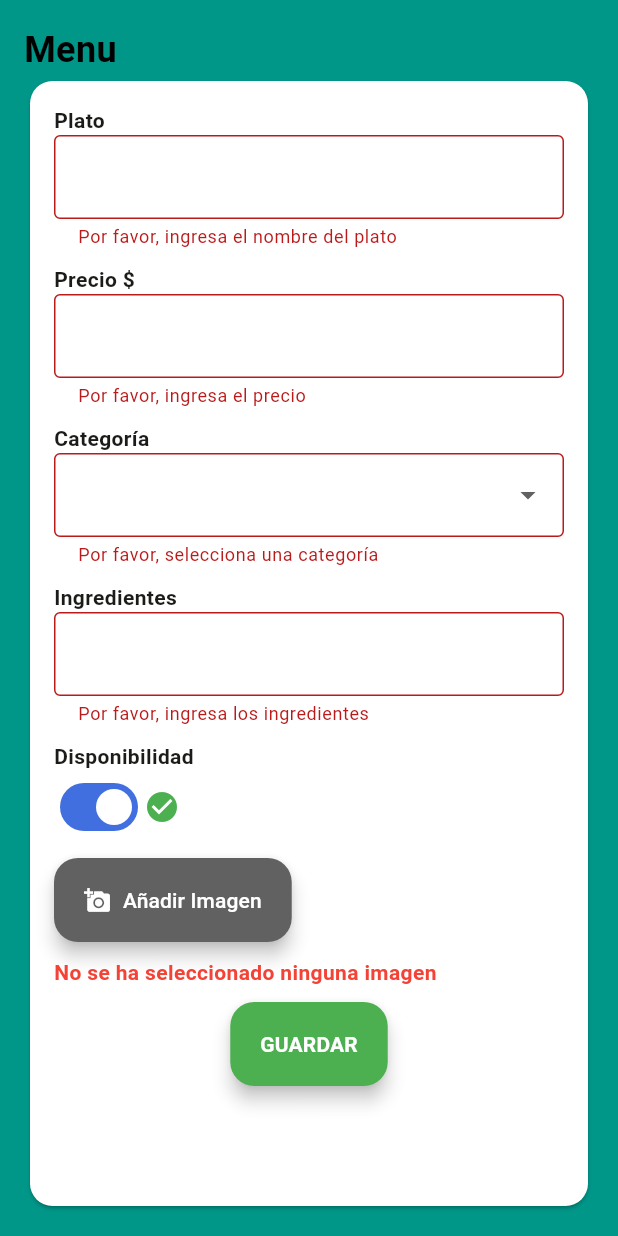
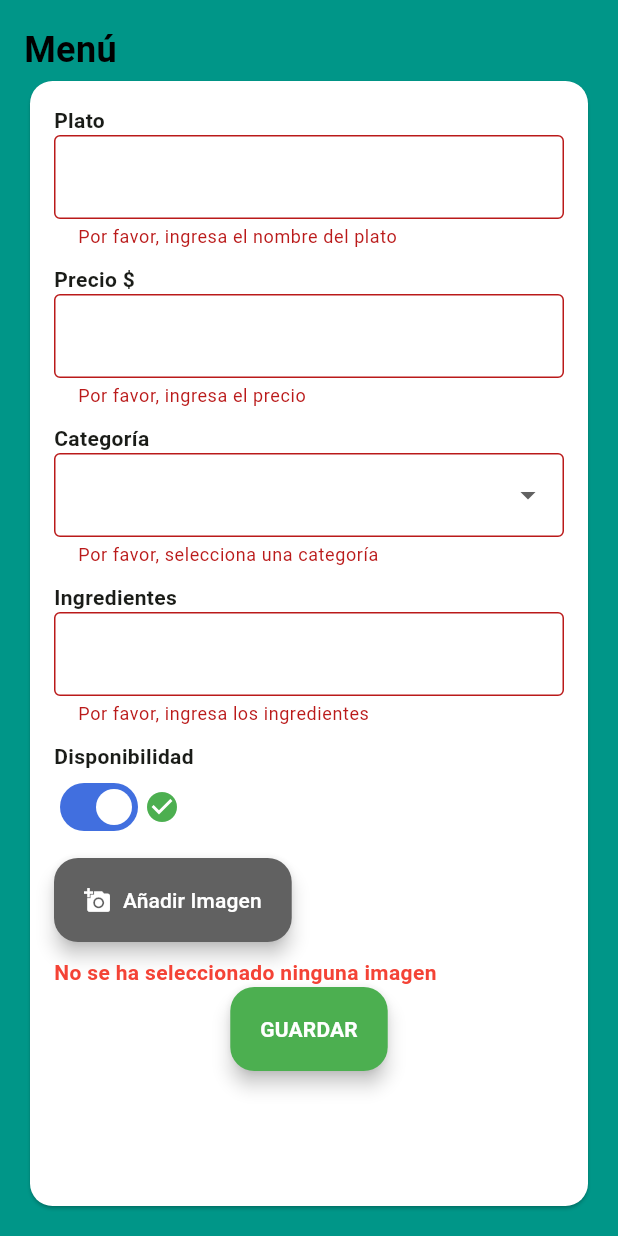
Before and after one commit to Sygyd/LeBrunchApp, a Flutter app: the AddDishScreen screen opened directly, after a tap on "GUARDAR", on a phone screen of 412 x 824 dp. Run offline on Flutter 3.47's test engine with Material 3 defaults, Android fonts, the light colour scheme and no system bars; our stand-ins replace cached_network_image, image_picker; network calls fail.

Commit message:
0.0.4
Editar y Eliminar platos agregado

```diff
--- a/lib/UI_Screens/Admin_Screens/AddDishScreen.dart
+++ b/lib/UI_Screens/Admin_Screens/AddDishScreen.dart
@@ -1,7 +1,8 @@
 import 'package:flutter/material.dart';
 import 'package:image_picker/image_picker.dart';
 import 'dart:io';
-import '/Api_services/menu/add_dish_service.dart';
+import 'package:cached_network_image/cached_network_image.dart';
+import '/Api_services/menu/add_dish_service.dart'; // Importa el servicio correcto
 
 class AddDishScreen extends StatefulWidget {
   final Map<String, dynamic>? dish; // Plato opcional para edición
@@ -33,6 +34,7 @@ class _AddDishScreenState extends State<AddDishScreen> {
   void initState() {
     super.initState();
     if (widget.dish != null) {
+      // Si se está editando un plato, cargar sus datos
       _nameController.text = widget.dish!['nombre'];
       _priceController.text = widget.dish!['precio'].toString();
       _ingredientsController.text = widget.dish!['ingredientes'];
@@ -65,16 +67,13 @@ class _AddDishScreenState extends State<AddDishScreen> {
   Future<void> _submitDish() async {
     if (!_formKey.currentState!.validate()) return;
 
-    if (_selectedImage == null) {
-      ScaffoldMessenger.of(context).showSnackBar(
-        const SnackBar(content: Text('Por favor, selecciona una imagen')),
-      );
-      return;
-    }
-
-    final menuService = MenuService();
+    final addDishService = AddDishService();
     try {
-      final isSuccess = await menuService.submitDish(
+      bool isSuccess;
+      if (widget.dish != null) {
+        // Si se está editando un plato, usar updateDish
+        isSuccess = await addDishService.updateDish(
+          id: widget.dish!['idplato'].toString(),
           nombre: _nameController.text,
           categoria: _selectedCategory ?? '',
           precio: _priceController.text,
@@ -82,31 +81,36 @@ class _AddDishScreenState extends State<AddDishScreen> {
           ingredientes: _ingredientsController.text,
           imagenFile: _selectedImage,
         );
+      } else {
+        // Si se está agregando un plato, usar submitDish
+        isSuccess = await addDishService.submitDish(
+          nombre: _nameController.text,
+          categoria: _selectedCategory ?? '',
+          precio: _priceController.text,
+          disponibilidad: _isAvailable.toString(),
+          ingredientes: _ingredientsController.text,
+          imagenFile: _selectedImage,
+        );
+      }
 
       if (isSuccess) {
         ScaffoldMessenger.of(context).showSnackBar(
-          const SnackBar(content: Text('Plato agregado exitosamente')),
+          SnackBar(
+            content: Text(
+              widget.dish != null
+                  ? 'Plato editado exitosamente'
+                  : 'Plato agregado exitosamente',
+            ),
+          ),
         );
-        Navigator.pop(context, true);
+        Navigator.pop(context, true); // Regresar a la pantalla anterior
       }
     } catch (e) {
       ScaffoldMessenger.of(
         context,
-      ).showSnackBar(SnackBar(content: Text('Error al agregar plato: $e')));
+      ).showSnackBar(SnackBar(content: Text('Error: $e')));
     }
   }
-
-  /*void _clearForm() {
-    _formKey.currentState!.reset();
-    _nameController.clear();
-    _priceController.clear();
-    _ingredientsController.clear();
-    setState(() {
-      _selectedImage = null;
-      _isAvailable = true;
-      _selectedCategory = null;
-    });
-  }*/
 
   @override
   Widget build(BuildContext context) {
@@ -118,7 +122,7 @@ class _AddDishScreenState extends State<AddDishScreen> {
           crossAxisAlignment: CrossAxisAlignment.start,
           children: [
             const Text(
-              'Menu',
+              'Menú',
               style: TextStyle(
                 fontSize: 24,
                 fontWeight: FontWeight.bold,
@@ -247,14 +251,58 @@ class _AddDishScreenState extends State<AddDishScreen> {
                           ElevatedButton.icon(
                             onPressed: _pickImage,
                             icon: const Icon(Icons.add_a_photo),
-                            label: const Text('Añadir Imagen'),
+                            label: Text(
+                              widget.dish != null
+                                  ? 'Cambiar Imagen'
+                                  : 'Añadir Imagen',
+                            ),
                             style: ElevatedButton.styleFrom(
                               backgroundColor: Colors.grey[700],
                             ),
                           ),
                           const SizedBox(height: 10),
 
+                          // Mostrar la imagen actual si se está editando
+                          if (widget.dish != null &&
+                              widget.dish!['imagen_url'] != null)
+                            Column(
+                              children: [
+                                const Text(
+                                  'Imagen actual:',
+                                  style: TextStyle(
+                                    fontWeight: FontWeight.bold,
+                                    fontSize: 16,
+                                  ),
+                                ),
+                                const SizedBox(height: 10),
+                                CachedNetworkImage(
+                                  imageUrl: widget.dish!['imagen_url'],
+                                  width: 100,
+                                  height: 100,
+                                  fit: BoxFit.cover,
+                                  placeholder:
+                                      (context, url) =>
+                                          const CircularProgressIndicator(),
+                                  errorWidget:
+                                      (context, url, error) =>
+                                          const Icon(Icons.error),
+                                ),
+                                const SizedBox(height: 10),
+                              ],
+                            ),
+
+                          // Mostrar la nueva imagen seleccionada
                           if (_selectedImage != null)
+                            Column(
+                              children: [
+                                const Text(
+                                  'Nueva imagen:',
+                                  style: TextStyle(
+                                    fontWeight: FontWeight.bold,
+                                    fontSize: 16,
+                                  ),
+                                ),
+                                const SizedBox(height: 10),
                                 Container(
                                   width: 100,
                                   height: 100,
@@ -266,8 +314,11 @@ class _AddDishScreenState extends State<AddDishScreen> {
                                     _selectedImage!,
                                     fit: BoxFit.cover,
                                   ),
+                                ),
+                                const SizedBox(height: 10),
+                              ],
                             )
-                          else
+                          else if (widget.dish == null)
                             const Text(
                               'No se ha seleccionado ninguna imagen',
                               style: TextStyle(
@@ -275,7 +326,6 @@ class _AddDishScreenState extends State<AddDishScreen> {
                                 fontWeight: FontWeight.bold,
                               ),
                             ),
-                          const SizedBox(height: 10),
 
                           Center(
                             child: ElevatedButton(
@@ -283,8 +333,8 @@ class _AddDishScreenState extends State<AddDishScreen> {
                               style: ElevatedButton.styleFrom(
                                 backgroundColor: Colors.green,
                               ),
-                              child: const Text(
-                                'GUARDAR',
+                              child: Text(
+                                widget.dish != null ? 'EDITAR' : 'GUARDAR',
                                 style: TextStyle(fontWeight: FontWeight.bold),
                               ),
                             ),
```
Also changed, not shown: lib/Api_services/menu/add_dish_service.dart (+16 -0 lines), lib/UI_Screens/Admin_Screens/MenuScreen.dart (+56 -5 lines), sevidor/uploads/1742394249706.jpg (added), sevidor/uploads/1742395113591.jpg (added), 2 other files. Lines whose indentation alone changed are shown as unchanged.
